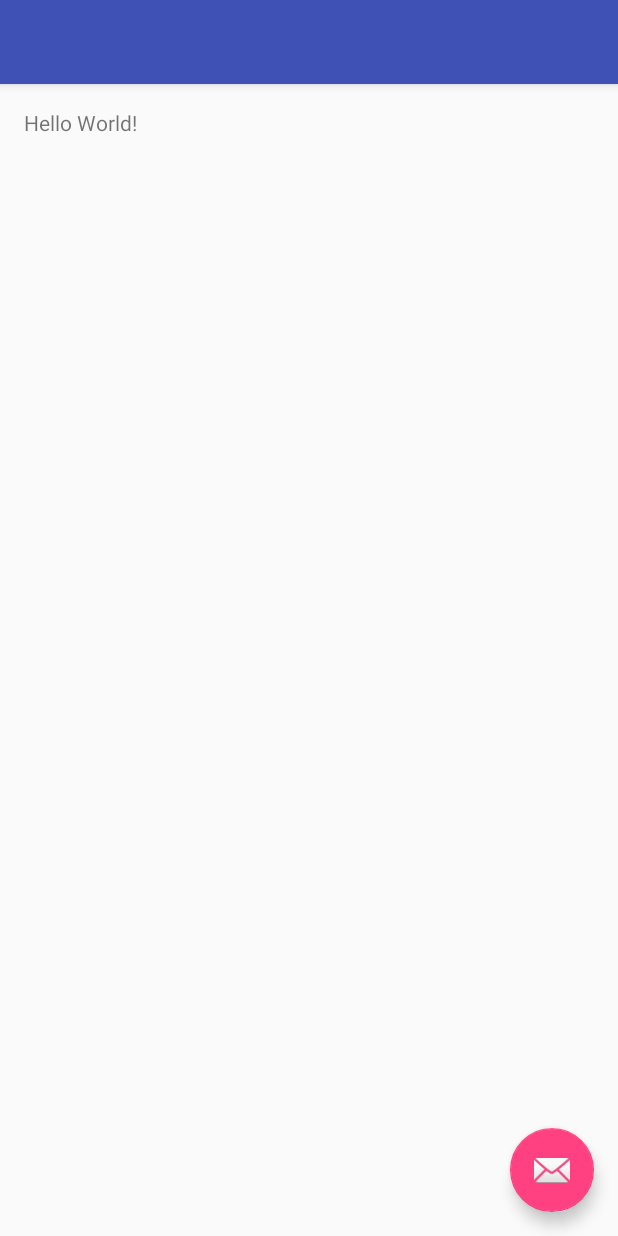
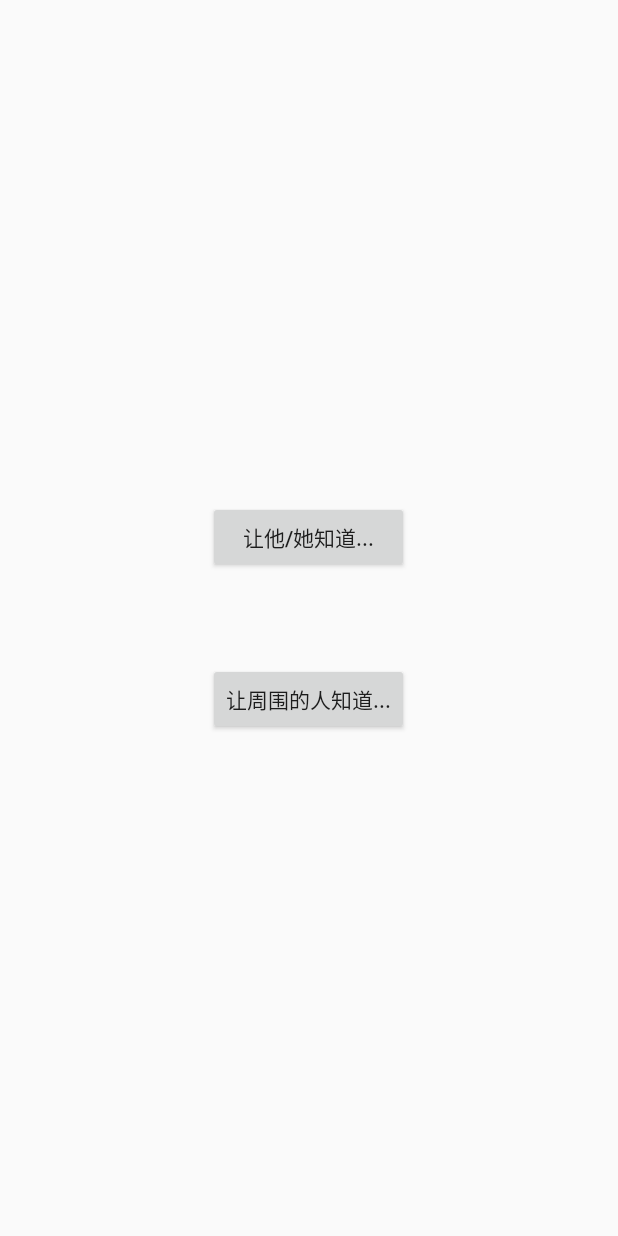
Before and after one commit to presisco/EmotionLight, an Android app: the screen it shows after launch (MainActivity), on a phone screen of 412 x 824 dp. Run offline under Robolectric (Android 15) with nearby library versions, the phone set to English and light mode, and no system bars; libraries missing offline, so code that uses them is left out: app.akexorcist.bluetotohspp, com.iflytek.cloud; 4 statements that could not run were skipped.

Commit message:
add init support for bluetooth control

```diff
--- a/app/src/main/java/newbeeideas/motionlight/MainActivity.java
+++ b/app/src/main/java/newbeeideas/motionlight/MainActivity.java
@@ -1,6 +1,8 @@
 package newbeeideas.motionlight;
 
 import android.app.Activity;
+import android.bluetooth.BluetoothAdapter;
+import android.content.Intent;
 import android.os.Bundle;
 import android.os.IBinder;
 import android.os.RemoteException;
@@ -17,22 +19,37 @@ import android.widget.Toast;
 import com.iflytek.cloud.InitListener;
 import com.iflytek.cloud.SpeechConstant;
 import com.iflytek.cloud.SpeechError;
-import com.iflytek.cloud.SpeechRecognizer;
-import com.iflytek.cloud.RecognizerListener;
 import com.iflytek.cloud.RecognizerResult;
 import com.iflytek.cloud.SpeechUtility;
 import com.iflytek.cloud.ui.RecognizerDialog;
 import com.iflytek.cloud.ui.RecognizerDialogListener;
-import com.iflytek.speech.SpeechRecognizerAidl;
+
+import app.akexorcist.bluetotohspp.library.BluetoothSPP;
+import app.akexorcist.bluetotohspp.library.BluetoothState;
 
 public class MainActivity extends Activity {
 
     private InitListener mInitListener;
+    private BluetoothSPP mBluetoothHelper;
+
+    @Override
+    public void onStart(){
+        super.onStart();
+        if(mBluetoothHelper.isBluetoothEnabled()){
+            mBluetoothHelper.setupService();
+            mBluetoothHelper.startService(BluetoothState.DEVICE_OTHER);
+        }else{
+            Intent intent = new Intent(BluetoothAdapter.ACTION_REQUEST_ENABLE);
+            startActivityForResult(intent, BluetoothState.REQUEST_ENABLE_BT);
+        }
+    }
 
     @Override
     protected void onCreate(Bundle savedInstanceState) {
         super.onCreate(savedInstanceState);
         setContentView(R.layout.activity_main);
+
+        mBluetoothHelper=new BluetoothSPP(this);
 
         mInitListener=new InitListener() {
             @Override
@@ -40,12 +57,15 @@ public class MainActivity extends Activity {
 
             }
         };
-        SpeechUtility.createUtility(this, SpeechConstant.APPID + "=567e7f91,"+SpeechConstant.FORCE_LOGIN+"=true");
-        FloatingActionButton fab = (FloatingActionButton) findViewById(R.id.fab);
-        fab.setOnClickListener(new View.OnClickListener() {
-            @Override
-            public void onClick(View view) {
+        SpeechUtility.createUtility(this, SpeechConstant.APPID + "=567e7f91," + SpeechConstant.FORCE_LOGIN + "=true");
+    }
 
+    public void onRecognizeComplete(String result){
+        Toast.makeText(this,"Voice result:"+JsonParser.parseIatResult(result),Toast.LENGTH_LONG).show();
+        mBluetoothHelper.send(DefinedKeyword.getBTCmd(result),true);
+    }
+
+    public void onVoiceCmd(){
         RecognizerDialog iatDialog=new RecognizerDialog(MainActivity.this,mInitListener);
         iatDialog.setListener(new RecognizerDialogListener() {
             @Override
@@ -59,20 +79,26 @@ public class MainActivity extends Activity {
             }
         });
         iatDialog.show();
-//                SpeechRecognizer mlat=SpeechRecognizer.createRecognizer(MainActivity.this,null);
-//
-//                mlat.setParameter(SpeechConstant.DOMAIN,"iat");
-//                mlat.setParameter(SpeechConstant.LANGUAGE,"zh_cn");
-//                mlat.setParameter(SpeechConstant.ACCENT,"mandarin");
-//                mlat.startListening(mRecoListener);
-
-//                Snackbar.make(view, "Replace with your own action", Snackbar.LENGTH_LONG)
-//                        .setAction("Action", null).show();
-            }
-        });
     }
 
-    public void onRecognizeComplete(String result){
-        Toast.makeText(this,"Voice result:"+JsonParser.parseIatResult(result),Toast.LENGTH_LONG).show();
+    public void onSwitchCmd(){
+
+    }
+
+    public void onActivityResult(int requestCode, int resultCode, Intent data) {
+        if(requestCode == BluetoothState.REQUEST_CONNECT_DEVICE) {
+            if(resultCode == Activity.RESULT_OK)
+                mBluetoothHelper.connect(data);
+        } else if(requestCode == BluetoothState.REQUEST_ENABLE_BT) {
+            if(resultCode == Activity.RESULT_OK) {
+                mBluetoothHelper.setupService();
+                mBluetoothHelper.startService(BluetoothState.DEVICE_ANDROID);
+            } else {
+                Toast.makeText(getApplicationContext()
+                        , "Bluetooth was not enabled."
+                        , Toast.LENGTH_SHORT).show();
+                finish();
             }
         }
+    }
+}
--- a/app/src/main/res/layout/activity_main.xml
+++ b/app/src/main/res/layout/activity_main.xml
@@ -1,25 +1,31 @@
 <?xml version="1.0" encoding="utf-8"?>
-<android.support.design.widget.CoordinatorLayout
+<RelativeLayout
     xmlns:android="http://schemas.android.com/apk/res/android"
     xmlns:app="http://schemas.android.com/apk/res-auto"
-    xmlns:tools="http://schemas.android.com/tools" android:layout_width="match_parent"
-    android:layout_height="match_parent" android:fitsSystemWindows="true"
-    tools:context=".MainActivity">
+    android:layout_width="match_parent"
+    android:layout_height="match_parent"
+    android:onClick="onVoiceCmd">
 
-    <android.support.design.widget.AppBarLayout android:layout_height="wrap_content"
-        android:layout_width="match_parent" android:theme="@style/AppTheme.AppBarOverlay">
 
-        <android.support.v7.widget.Toolbar android:id="@+id/toolbar"
-            android:layout_width="match_parent" android:layout_height="?attr/actionBarSize"
-            android:background="?attr/colorPrimary" app:popupTheme="@style/AppTheme.PopupOverlay" />
+    <LinearLayout
+        android:orientation="vertical"
+        android:layout_width="wrap_content"
+        android:layout_height="wrap_content"
+        android:layout_centerVertical="true"
+        android:layout_centerHorizontal="true">
 
-    </android.support.design.widget.AppBarLayout>
+        <Button
+            android:layout_width="match_parent"
+            android:layout_height="wrap_content"
+            android:text="@string/voice_command_button_text"
+            android:id="@+id/voiceCmdBtn"
+            android:layout_marginBottom="60dp" />
 
-    <include layout="@layout/content_main" />
-
-    <android.support.design.widget.FloatingActionButton android:id="@+id/fab"
-        android:layout_width="wrap_content" android:layout_height="wrap_content"
-        android:layout_gravity="bottom|end" android:layout_margin="@dimen/fab_margin"
-        android:src="@android:drawable/ic_dialog_email" />
-
-</android.support.design.widget.CoordinatorLayout>
+        <Button
+            android:layout_width="wrap_content"
+            android:layout_height="wrap_content"
+            android:text="@string/switch_command_button_text"
+            android:id="@+id/switchCmdBtn"
+            android:onClick="onSwitchCmd" />
+    </LinearLayout>
+</RelativeLayout>
--- a/app/src/main/res/layout/content_main.xml
+++ /dev/null
@@ -1,14 +0,0 @@
-<?xml version="1.0" encoding="utf-8"?>
-<RelativeLayout xmlns:android="http://schemas.android.com/apk/res/android"
-    xmlns:tools="http://schemas.android.com/tools"
-    xmlns:app="http://schemas.android.com/apk/res-auto" android:layout_width="match_parent"
-    android:layout_height="match_parent" android:paddingLeft="@dimen/activity_horizontal_margin"
-    android:paddingRight="@dimen/activity_horizontal_margin"
-    android:paddingTop="@dimen/activity_vertical_margin"
-    android:paddingBottom="@dimen/activity_vertical_margin"
-    app:layout_behavior="@string/appbar_scrolling_view_behavior"
-    tools:showIn="@layout/activity_main" tools:context=".MainActivity">
-
-    <TextView android:text="Hello World!" android:layout_width="wrap_content"
-        android:layout_height="wrap_content" />
-</RelativeLayout>
--- a/app/src/main/res/values/strings.xml
+++ b/app/src/main/res/values/strings.xml
@@ -1,4 +1,6 @@
 <resources>
     <string name="app_name">MotionLight</string>
     <string name="action_settings">Settings</string>
+    <string name="voice_command_button_text">  让他/她知道...  </string>
+    <string name="switch_command_button_text">让周围的人知道...</string>
 </resources>
```
Also changed, not shown: app/src/main/java/newbeeideas/motionlight/DefinedKeyword.java (added, +34 -0 lines), app/src/main/res/values/bluetooth_cmd.xml (added, +7 -0 lines). Lines whose indentation alone changed are shown as unchanged.
